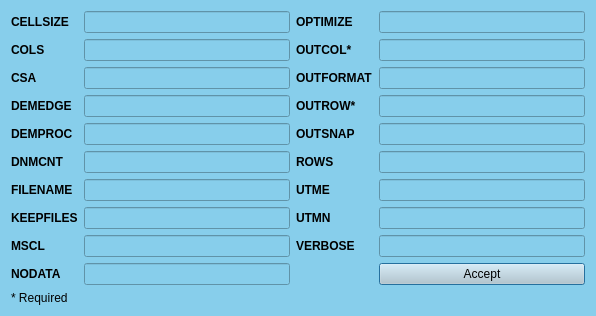
The window that ui/controltopagnps.ui (Inigobarbe/QAnnAGNPS) describes before a commit, drawn with Qt 5.
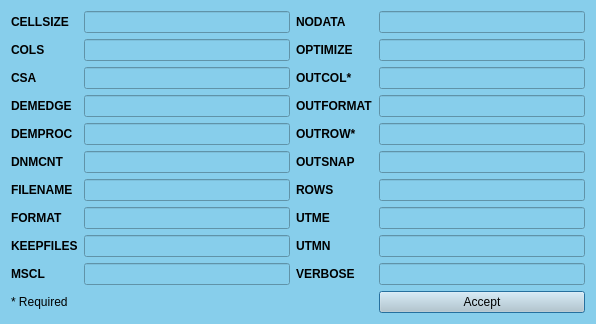
The same window after the commit.

```diff
--- a/ui/controltopagnps.ui
+++ b/ui/controltopagnps.ui
@@ -48,32 +48,6 @@
      </property>
     </widget>
    </item>
-   <item row="0" column="2">
-    <widget class="QLabel" name="label_12">
-     <property name="font">
-      <font>
-       <weight>75</weight>
-       <bold>true</bold>
-      </font>
-     </property>
-     <property name="text">
-      <string>OPTIMIZE</string>
-     </property>
-    </widget>
-   </item>
-   <item row="0" column="3">
-    <widget class="QLineEdit" name="lineEdit_12">
-     <property name="font">
-      <font>
-       <weight>75</weight>
-       <bold>true</bold>
-      </font>
-     </property>
-     <property name="text">
-      <string/>
-     </property>
-    </widget>
-   </item>
    <item row="1" column="0">
     <widget class="QLabel" name="label_2">
      <property name="font">
@@ -105,32 +79,6 @@
      </property>
     </widget>
    </item>
-   <item row="1" column="2">
-    <widget class="QLabel" name="label_15">
-     <property name="font">
-      <font>
-       <weight>75</weight>
-       <bold>true</bold>
-      </font>
-     </property>
-     <property name="text">
-      <string>OUTCOL*</string>
-     </property>
-    </widget>
-   </item>
-   <item row="1" column="3">
-    <widget class="QLineEdit" name="lineEdit_15">
-     <property name="font">
-      <font>
-       <weight>75</weight>
-       <bold>true</bold>
-      </font>
-     </property>
-     <property name="text">
-      <string/>
-     </property>
-    </widget>
-   </item>
    <item row="2" column="0">
     <widget class="QLabel" name="label_3">
      <property name="font">
@@ -165,32 +113,6 @@
      </property>
     </widget>
    </item>
-   <item row="2" column="2">
-    <widget class="QLabel" name="label_14">
-     <property name="font">
-      <font>
-       <weight>75</weight>
-       <bold>true</bold>
-      </font>
-     </property>
-     <property name="text">
-      <string>OUTFORMAT</string>
-     </property>
-    </widget>
-   </item>
-   <item row="2" column="3">
-    <widget class="QLineEdit" name="lineEdit_14">
-     <property name="font">
-      <font>
-       <weight>75</weight>
-       <bold>true</bold>
-      </font>
-     </property>
-     <property name="text">
-      <string/>
-     </property>
-    </widget>
-   </item>
    <item row="3" column="0">
     <widget class="QLabel" name="label_4">
      <property name="font">
@@ -225,32 +147,6 @@
      </property>
     </widget>
    </item>
-   <item row="3" column="2">
-    <widget class="QLabel" name="label_22">
-     <property name="font">
-      <font>
-       <weight>75</weight>
-       <bold>true</bold>
-      </font>
-     </property>
-     <property name="text">
-      <string>OUTROW*</string>
-     </property>
-    </widget>
-   </item>
-   <item row="3" column="3">
-    <widget class="QLineEdit" name="lineEdit_22">
-     <property name="font">
-      <font>
-       <weight>75</weight>
-       <bold>true</bold>
-      </font>
-     </property>
-     <property name="text">
-      <string/>
-     </property>
-    </widget>
-   </item>
    <item row="4" column="0">
     <widget class="QLabel" name="label_5">
      <property name="font">
@@ -285,32 +181,6 @@
      </property>
     </widget>
    </item>
-   <item row="4" column="2">
-    <widget class="QLabel" name="label_17">
-     <property name="font">
-      <font>
-       <weight>75</weight>
-       <bold>true</bold>
-      </font>
-     </property>
-     <property name="text">
-      <string>OUTSNAP</string>
-     </property>
-    </widget>
-   </item>
-   <item row="4" column="3">
-    <widget class="QLineEdit" name="lineEdit_17">
-     <property name="font">
-      <font>
-       <weight>75</weight>
-       <bold>true</bold>
-      </font>
-     </property>
-     <property name="text">
-      <string/>
-     </property>
-    </widget>
-   </item>
    <item row="5" column="0">
     <widget class="QLabel" name="label_6">
      <property name="font">
@@ -345,32 +215,6 @@
      </property>
     </widget>
    </item>
-   <item row="5" column="2">
-    <widget class="QLabel" name="label_18">
-     <property name="font">
-      <font>
-       <weight>75</weight>
-       <bold>true</bold>
-      </font>
-     </property>
-     <property name="text">
-      <string>ROWS</string>
-     </property>
-    </widget>
-   </item>
-   <item row="5" column="3">
-    <widget class="QLineEdit" name="lineEdit_18">
-     <property name="font">
-      <font>
-       <weight>75</weight>
-       <bold>true</bold>
-      </font>
-     </property>
-     <property name="text">
-      <string/>
-     </property>
-    </widget>
-   </item>
    <item row="6" column="0">
     <widget class="QLabel" name="label_7">
      <property name="font">
@@ -405,186 +249,6 @@
      </property>
     </widget>
    </item>
-   <item row="6" column="2">
-    <widget class="QLabel" name="label_19">
-     <property name="font">
-      <font>
-       <weight>75</weight>
-       <bold>true</bold>
-      </font>
-     </property>
-     <property name="text">
-      <string>UTME</string>
-     </property>
-    </widget>
-   </item>
-   <item row="6" column="3">
-    <widget class="QLineEdit" name="lineEdit_19">
-     <property name="font">
-      <font>
-       <weight>75</weight>
-       <bold>true</bold>
-      </font>
-     </property>
-     <property name="text">
-      <string/>
-     </property>
-    </widget>
-   </item>
-   <item row="7" column="0">
-    <widget class="QLabel" name="label_9">
-     <property name="font">
-      <font>
-       <weight>75</weight>
-       <bold>true</bold>
-      </font>
-     </property>
-     <property name="text">
-      <string>KEEPFILES</string>
-     </property>
-    </widget>
-   </item>
-   <item row="7" column="1">
-    <widget class="QLineEdit" name="lineEdit_9">
-     <property name="font">
-      <font>
-       <weight>75</weight>
-       <bold>true</bold>
-      </font>
-     </property>
-     <property name="styleSheet">
-      <string notr="true">QCheckBox::hover{color:white}
-
-QCheckBox::indicator:unchecked {
-    background-color: white;
-	border: 1px solid black
-}</string>
-     </property>
-     <property name="text">
-      <string/>
-     </property>
-    </widget>
-   </item>
-   <item row="7" column="2">
-    <widget class="QLabel" name="label_20">
-     <property name="font">
-      <font>
-       <weight>75</weight>
-       <bold>true</bold>
-      </font>
-     </property>
-     <property name="text">
-      <string>UTMN</string>
-     </property>
-    </widget>
-   </item>
-   <item row="7" column="3">
-    <widget class="QLineEdit" name="lineEdit_20">
-     <property name="font">
-      <font>
-       <weight>75</weight>
-       <bold>true</bold>
-      </font>
-     </property>
-     <property name="text">
-      <string/>
-     </property>
-    </widget>
-   </item>
-   <item row="8" column="0">
-    <widget class="QLabel" name="label_10">
-     <property name="font">
-      <font>
-       <weight>75</weight>
-       <bold>true</bold>
-      </font>
-     </property>
-     <property name="text">
-      <string>MSCL</string>
-     </property>
-    </widget>
-   </item>
-   <item row="8" column="1">
-    <widget class="QLineEdit" name="lineEdit_10">
-     <property name="font">
-      <font>
-       <weight>75</weight>
-       <bold>true</bold>
-      </font>
-     </property>
-     <property name="styleSheet">
-      <string notr="true">QCheckBox::hover{color:white}
-
-QCheckBox::indicator:unchecked {
-    background-color: white;
-	border: 1px solid black
-}</string>
-     </property>
-     <property name="text">
-      <string/>
-     </property>
-    </widget>
-   </item>
-   <item row="8" column="2">
-    <widget class="QLabel" name="label_21">
-     <property name="font">
-      <font>
-       <weight>75</weight>
-       <bold>true</bold>
-      </font>
-     </property>
-     <property name="text">
-      <string>VERBOSE</string>
-     </property>
-    </widget>
-   </item>
-   <item row="8" column="3">
-    <widget class="QLineEdit" name="lineEdit_21">
-     <property name="font">
-      <font>
-       <weight>75</weight>
-       <bold>true</bold>
-      </font>
-     </property>
-     <property name="text">
-      <string/>
-     </property>
-    </widget>
-   </item>
-   <item row="9" column="0">
-    <widget class="QLabel" name="label_11">
-     <property name="font">
-      <font>
-       <weight>75</weight>
-       <bold>true</bold>
-      </font>
-     </property>
-     <property name="text">
-      <string>NODATA</string>
-     </property>
-    </widget>
-   </item>
-   <item row="9" column="1">
-    <widget class="QLineEdit" name="lineEdit_11">
-     <property name="font">
-      <font>
-       <weight>75</weight>
-       <bold>true</bold>
-      </font>
-     </property>
-     <property name="styleSheet">
-      <string notr="true">QCheckBox::hover{color:white}
-
-QCheckBox::indicator:unchecked {
-    background-color: white;
-	border: 1px solid black
-}</string>
-     </property>
-     <property name="text">
-      <string/>
-     </property>
-    </widget>
-   </item>
    <item row="10" column="0">
     <widget class="QLabel" name="label_8">
      <property name="text">
@@ -592,7 +256,7 @@
      </property>
     </widget>
    </item>
-   <item row="9" column="3">
+   <item row="10" column="3">
     <widget class="QPushButton" name="pushButton">
      <property name="styleSheet">
       <string notr="true">background-color: #becbd1;</string>
@@ -602,6 +266,365 @@
      </property>
     </widget>
    </item>
+   <item row="9" column="2">
+    <widget class="QLabel" name="label_21">
+     <property name="font">
+      <font>
+       <weight>75</weight>
+       <bold>true</bold>
+      </font>
+     </property>
+     <property name="text">
+      <string>VERBOSE</string>
+     </property>
+    </widget>
+   </item>
+   <item row="9" column="3">
+    <widget class="QLineEdit" name="lineEdit_21">
+     <property name="font">
+      <font>
+       <weight>75</weight>
+       <bold>true</bold>
+      </font>
+     </property>
+     <property name="text">
+      <string/>
+     </property>
+    </widget>
+   </item>
+   <item row="8" column="2">
+    <widget class="QLabel" name="label_20">
+     <property name="font">
+      <font>
+       <weight>75</weight>
+       <bold>true</bold>
+      </font>
+     </property>
+     <property name="text">
+      <string>UTMN</string>
+     </property>
+    </widget>
+   </item>
+   <item row="8" column="3">
+    <widget class="QLineEdit" name="lineEdit_20">
+     <property name="font">
+      <font>
+       <weight>75</weight>
+       <bold>true</bold>
+      </font>
+     </property>
+     <property name="text">
+      <string/>
+     </property>
+    </widget>
+   </item>
+   <item row="7" column="2">
+    <widget class="QLabel" name="label_19">
+     <property name="font">
+      <font>
+       <weight>75</weight>
+       <bold>true</bold>
+      </font>
+     </property>
+     <property name="text">
+      <string>UTME</string>
+     </property>
+    </widget>
+   </item>
+   <item row="7" column="3">
+    <widget class="QLineEdit" name="lineEdit_19">
+     <property name="font">
+      <font>
+       <weight>75</weight>
+       <bold>true</bold>
+      </font>
+     </property>
+     <property name="text">
+      <string/>
+     </property>
+    </widget>
+   </item>
+   <item row="6" column="2">
+    <widget class="QLabel" name="label_18">
+     <property name="font">
+      <font>
+       <weight>75</weight>
+       <bold>true</bold>
+      </font>
+     </property>
+     <property name="text">
+      <string>ROWS</string>
+     </property>
+    </widget>
+   </item>
+   <item row="6" column="3">
+    <widget class="QLineEdit" name="lineEdit_18">
+     <property name="font">
+      <font>
+       <weight>75</weight>
+       <bold>true</bold>
+      </font>
+     </property>
+     <property name="text">
+      <string/>
+     </property>
+    </widget>
+   </item>
+   <item row="5" column="2">
+    <widget class="QLabel" name="label_17">
+     <property name="font">
+      <font>
+       <weight>75</weight>
+       <bold>true</bold>
+      </font>
+     </property>
+     <property name="text">
+      <string>OUTSNAP</string>
+     </property>
+    </widget>
+   </item>
+   <item row="5" column="3">
+    <widget class="QLineEdit" name="lineEdit_17">
+     <property name="font">
+      <font>
+       <weight>75</weight>
+       <bold>true</bold>
+      </font>
+     </property>
+     <property name="text">
+      <string/>
+     </property>
+    </widget>
+   </item>
+   <item row="4" column="2">
+    <widget class="QLabel" name="label_22">
+     <property name="font">
+      <font>
+       <weight>75</weight>
+       <bold>true</bold>
+      </font>
+     </property>
+     <property name="text">
+      <string>OUTROW*</string>
+     </property>
+    </widget>
+   </item>
+   <item row="4" column="3">
+    <widget class="QLineEdit" name="lineEdit_22">
+     <property name="font">
+      <font>
+       <weight>75</weight>
+       <bold>true</bold>
+      </font>
+     </property>
+     <property name="text">
+      <string/>
+     </property>
+    </widget>
+   </item>
+   <item row="3" column="2">
+    <widget class="QLabel" name="label_14">
+     <property name="font">
+      <font>
+       <weight>75</weight>
+       <bold>true</bold>
+      </font>
+     </property>
+     <property name="text">
+      <string>OUTFORMAT</string>
+     </property>
+    </widget>
+   </item>
+   <item row="3" column="3">
+    <widget class="QLineEdit" name="lineEdit_14">
+     <property name="font">
+      <font>
+       <weight>75</weight>
+       <bold>true</bold>
+      </font>
+     </property>
+     <property name="text">
+      <string/>
+     </property>
+    </widget>
+   </item>
+   <item row="2" column="2">
+    <widget class="QLabel" name="label_15">
+     <property name="font">
+      <font>
+       <weight>75</weight>
+       <bold>true</bold>
+      </font>
+     </property>
+     <property name="text">
+      <string>OUTCOL*</string>
+     </property>
+    </widget>
+   </item>
+   <item row="2" column="3">
+    <widget class="QLineEdit" name="lineEdit_15">
+     <property name="font">
+      <font>
+       <weight>75</weight>
+       <bold>true</bold>
+      </font>
+     </property>
+     <property name="text">
+      <string/>
+     </property>
+    </widget>
+   </item>
+   <item row="1" column="2">
+    <widget class="QLabel" name="label_12">
+     <property name="font">
+      <font>
+       <weight>75</weight>
+       <bold>true</bold>
+      </font>
+     </property>
+     <property name="text">
+      <string>OPTIMIZE</string>
+     </property>
+    </widget>
+   </item>
+   <item row="1" column="3">
+    <widget class="QLineEdit" name="lineEdit_12">
+     <property name="font">
+      <font>
+       <weight>75</weight>
+       <bold>true</bold>
+      </font>
+     </property>
+     <property name="text">
+      <string/>
+     </property>
+    </widget>
+   </item>
+   <item row="0" column="3">
+    <widget class="QLineEdit" name="lineEdit_11">
+     <property name="font">
+      <font>
+       <weight>75</weight>
+       <bold>true</bold>
+      </font>
+     </property>
+     <property name="styleSheet">
+      <string notr="true">QCheckBox::hover{color:white}
+
+QCheckBox::indicator:unchecked {
+    background-color: white;
+	border: 1px solid black
+}</string>
+     </property>
+     <property name="text">
+      <string/>
+     </property>
+    </widget>
+   </item>
+   <item row="0" column="2">
+    <widget class="QLabel" name="label_11">
+     <property name="font">
+      <font>
+       <weight>75</weight>
+       <bold>true</bold>
+      </font>
+     </property>
+     <property name="text">
+      <string>NODATA</string>
+     </property>
+    </widget>
+   </item>
+   <item row="9" column="0">
+    <widget class="QLabel" name="label_10">
+     <property name="font">
+      <font>
+       <weight>75</weight>
+       <bold>true</bold>
+      </font>
+     </property>
+     <property name="text">
+      <string>MSCL</string>
+     </property>
+    </widget>
+   </item>
+   <item row="9" column="1">
+    <widget class="QLineEdit" name="lineEdit_10">
+     <property name="font">
+      <font>
+       <weight>75</weight>
+       <bold>true</bold>
+      </font>
+     </property>
+     <property name="styleSheet">
+      <string notr="true">QCheckBox::hover{color:white}
+
+QCheckBox::indicator:unchecked {
+    background-color: white;
+	border: 1px solid black
+}</string>
+     </property>
+     <property name="text">
+      <string/>
+     </property>
+    </widget>
+   </item>
+   <item row="8" column="0">
+    <widget class="QLabel" name="label_9">
+     <property name="font">
+      <font>
+       <weight>75</weight>
+       <bold>true</bold>
+      </font>
+     </property>
+     <property name="text">
+      <string>KEEPFILES</string>
+     </property>
+    </widget>
+   </item>
+   <item row="8" column="1">
+    <widget class="QLineEdit" name="lineEdit_9">
+     <property name="font">
+      <font>
+       <weight>75</weight>
+       <bold>true</bold>
+      </font>
+     </property>
+     <property name="styleSheet">
+      <string notr="true">QCheckBox::hover{color:white}
+
+QCheckBox::indicator:unchecked {
+    background-color: white;
+	border: 1px solid black
+}</string>
+     </property>
+     <property name="text">
+      <string/>
+     </property>
+    </widget>
+   </item>
+   <item row="7" column="0">
+    <widget class="QLabel" name="label_13">
+     <property name="font">
+      <font>
+       <weight>75</weight>
+       <bold>true</bold>
+      </font>
+     </property>
+     <property name="text">
+      <string>FORMAT</string>
+     </property>
+    </widget>
+   </item>
+   <item row="7" column="1">
+    <widget class="QLineEdit" name="lineEdit_8">
+     <property name="font">
+      <font>
+       <weight>75</weight>
+       <bold>true</bold>
+      </font>
+     </property>
+    </widget>
+   </item>
   </layout>
  </widget>
  <resources/>
```
